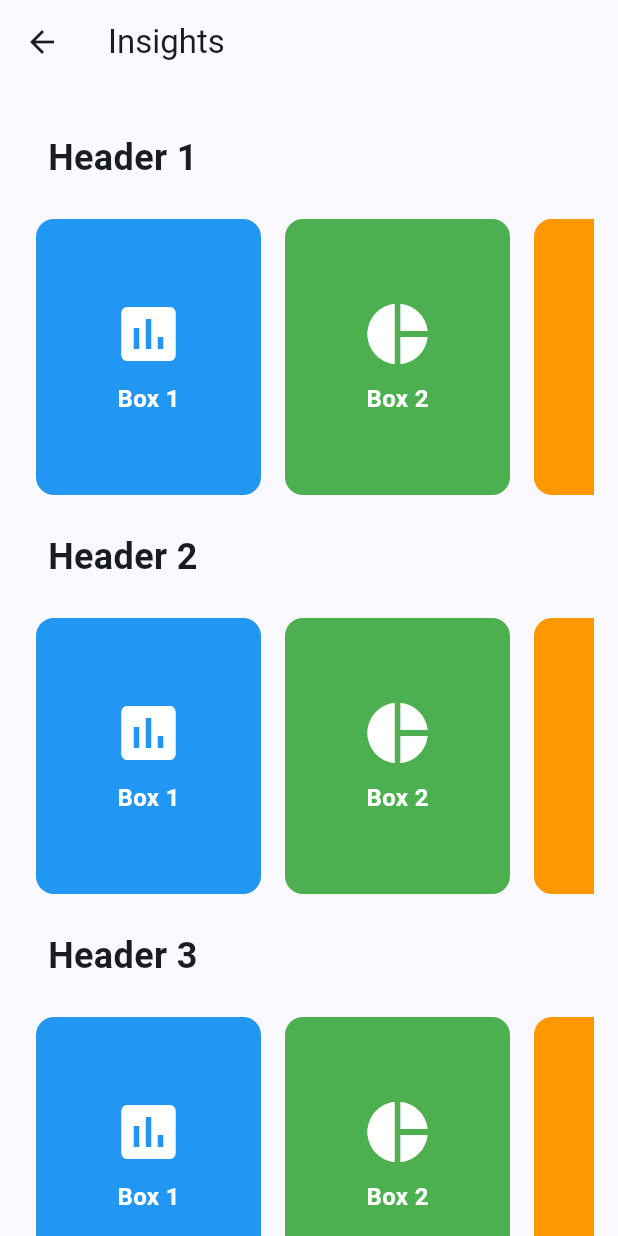
After one commit to IsaacJ60/HealthScreen, a Flutter app: the InsightsPage screen opened by its route, on a phone screen of 412 x 824 dp. The commit adds this screen. Run offline on Flutter 3.47's test engine with Material 2 defaults, Android fonts, the light colour scheme and no system bars; our stand-ins replace cloud_firestore, firebase_core, flutter_login; missing offline and left inert: flutter_survey, survey_kit; accounts and stored records are empty.

Commit message:
insights

```diff
--- a/surveyapp/lib/dashboard_ui.dart
+++ b/surveyapp/lib/dashboard_ui.dart
@@ -1,11 +1,12 @@
 import 'package:flutter/material.dart';
 import 'screening_data.dart';
 import 'screening_item.dart';
+import 'insights_page.dart';
 
 class DashboardUI extends StatefulWidget {
   static const routeName = "/dash";
 
-  const DashboardUI({super.key, required this.username});
+  const DashboardUI({Key? key, required this.username}) : super(key: key);
 
   final String username;
 
@@ -16,6 +17,7 @@ class DashboardUI extends StatefulWidget {
 class _DashboardUIState extends State<DashboardUI> {
   late String username;
   int _currentIndex = 0;
+
   @override
   void initState() {
     super.initState();
@@ -23,9 +25,13 @@ class _DashboardUIState extends State<DashboardUI> {
   }
 
   void _onTabSelected(int index) {
-    setState(() {
-      _currentIndex = index;
-    });
+    if (index == 1) {
+      Navigator.pushNamed(context, InsightsPage.routeName);
+    } else {
+      setState(() {
+        _currentIndex = index;
+      });
+    }
   }
 
   @override
@@ -88,6 +94,20 @@ class _DashboardUIState extends State<DashboardUI> {
           ],
         ),
       ),
+      bottomNavigationBar: BottomNavigationBar(
+        currentIndex: _currentIndex,
+        onTap: _onTabSelected,
+        items: [
+          BottomNavigationBarItem(
+            icon: Icon(Icons.dashboard),
+            label: 'Dashboard',
+          ),
+          BottomNavigationBarItem(
+            icon: Icon(Icons.bar_chart),
+            label: 'Insights',
+          ),
+        ],
+      ),
     );
   }
 }
--- /dev/null
+++ b/surveyapp/lib/insights_item.dart
@@ -0,0 +1,34 @@
+import 'package:flutter/material.dart';
+
+class InsightItem {
+  final String name;
+  final IconData iconData;
+  final Color color;
+
+  InsightItem({required this.name, required this.iconData, required this.color});
+}
+
+class InsightItemsData {
+  static List<InsightItem> items = [
+    InsightItem(
+      name: 'Box 1',
+      iconData: Icons.insert_chart,
+      color: Colors.blue,
+    ),
+    InsightItem(
+      name: 'Box 2',
+      iconData: Icons.pie_chart,
+      color: Colors.green,
+    ),
+    InsightItem(
+      name: 'Box 3',
+      iconData: Icons.bar_chart,
+      color: Colors.orange,
+    ),
+    InsightItem(
+      name: 'Box 4',
+      iconData: Icons.show_chart,
+      color: Colors.red,
+    ),
+  ];
+}
--- /dev/null
+++ b/surveyapp/lib/insights_page.dart
@@ -0,0 +1,82 @@
+import 'package:flutter/material.dart';
+import 'insights_item.dart';
+
+class InsightsPage extends StatelessWidget {
+  static const routeName = "/insights";
+
+  @override
+  Widget build(BuildContext context) {
+    return Scaffold(
+      appBar: AppBar(
+        title: Text("Insights"),
+      ),
+      body: ListView(
+        padding: const EdgeInsets.all(16.0),
+        children: [
+          _buildSection("Header 1"),
+          _buildBoxesRow(),
+          _buildSection("Header 2"),
+          _buildBoxesRow(),
+          _buildSection("Header 3"),
+          _buildBoxesRow(),
+        ],
+      ),
+    );
+  }
+
+  Widget _buildSection(String headerText) {
+    return Padding(
+      padding: const EdgeInsets.all(16.0),
+      child: Text(
+        headerText,
+        style: TextStyle(
+          fontSize: 24,
+          fontWeight: FontWeight.bold,
+        ),
+      ),
+    );
+  }
+
+  Widget _buildBoxesRow() {
+    return Container(
+      height: 200,
+      child: ListView.builder(
+        scrollDirection: Axis.horizontal,
+        itemCount: InsightItemsData.items.length,
+        itemBuilder: (context, index) {
+          final item = InsightItemsData.items[index];
+          return Padding(
+            padding: const EdgeInsets.all(8.0),
+            child: Container(
+              width: 150,
+              height: 150,
+              decoration: BoxDecoration(
+                color: item.color,
+                borderRadius: BorderRadius.circular(12),
+              ),
+              child: Column(
+                mainAxisAlignment: MainAxisAlignment.center,
+                children: [
+                  Icon(
+                    item.iconData,
+                    size: 48,
+                    color: Colors.white,
+                  ),
+                  const SizedBox(height: 8),
+                  Text(
+                    item.name,
+                    style: TextStyle(
+                      fontSize: 16,
+                      fontWeight: FontWeight.bold,
+                      color: Colors.white,
+                    ),
+                  ),
+                ],
+              ),
+            ),
+          );
+        },
+      ),
+    );
+  }
+}
--- a/surveyapp/lib/login_screen.dart
+++ b/surveyapp/lib/login_screen.dart
@@ -53,7 +53,8 @@ class LoginScreen extends StatelessWidget {
       if (foundName != true) {
         return 'User not exists';
       }
-      bool emailSent = sendEmailInBackground(name, "Insert the password here") as bool;
+      bool emailSent =
+          sendEmailInBackground(name, "Insert the password here") as bool;
       if (emailSent) {
         return "Email sent";
       }
--- a/surveyapp/lib/main.dart
+++ b/surveyapp/lib/main.dart
@@ -3,6 +3,7 @@ import 'package:flutter_survey/flutter_survey.dart';
 
 import 'package:firebase_core/firebase_core.dart';
 import 'package:surveyapp/dashboard_ui.dart';
+import 'package:surveyapp/insights_page.dart';
 import 'firebase_options.dart'; // Import the Firebase options file
 import 'package:cloud_firestore/cloud_firestore.dart';
 
@@ -10,6 +11,7 @@ import 'package:surveyapp/login_screen.dart';
 import 'package:surveyapp/dashboard_ui.dart';
 import 'package:surveyapp/initial_survey.dart';
 import 'package:surveyapp/transition_route_observer.dart';
+import 'package:surveyapp/insights_page.dart';
 
 void main() async {
   WidgetsFlutterBinding.ensureInitialized();
@@ -42,7 +44,8 @@ class MainApp extends StatelessWidget {
         LoginScreen.routeName: (context) => LoginScreen(),
         InitialSurvey.routeName: (context) =>
             const InitialSurvey(title: "Survey 1", username: "alan"),
-        DashboardUI.routeName: (context) => const DashboardUI(username: "alan")
+        DashboardUI.routeName: (context) => const DashboardUI(username: "alan"),
+        InsightsPage.routeName: (context) => InsightsPage(),
       },
     );
   }
```
